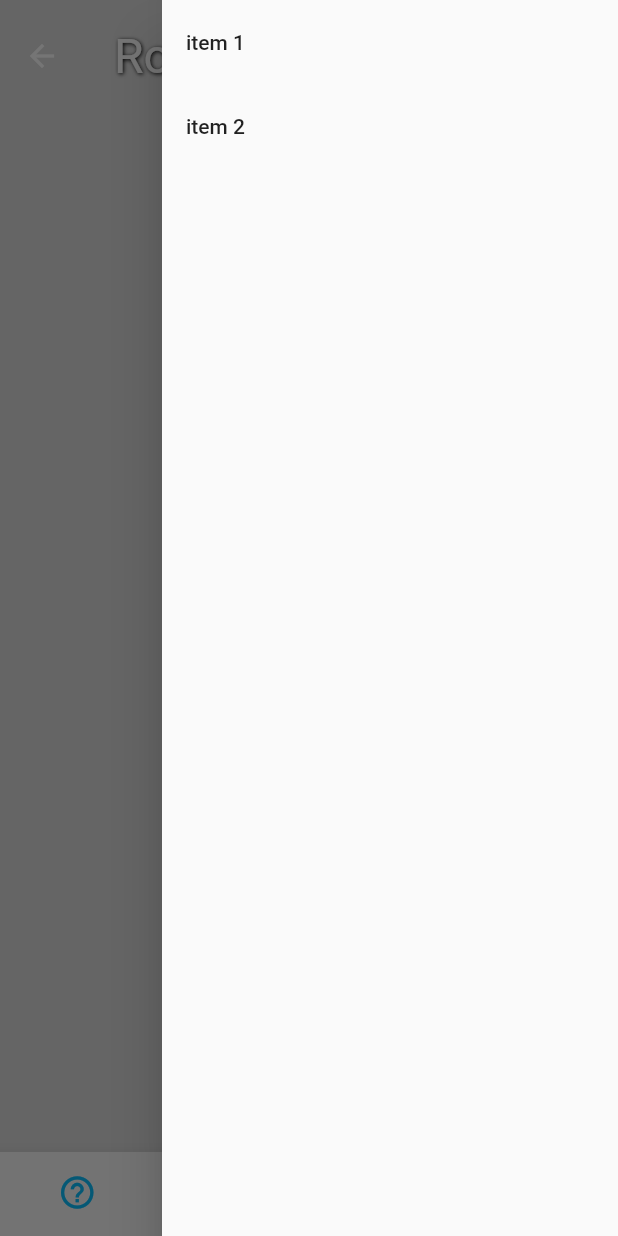
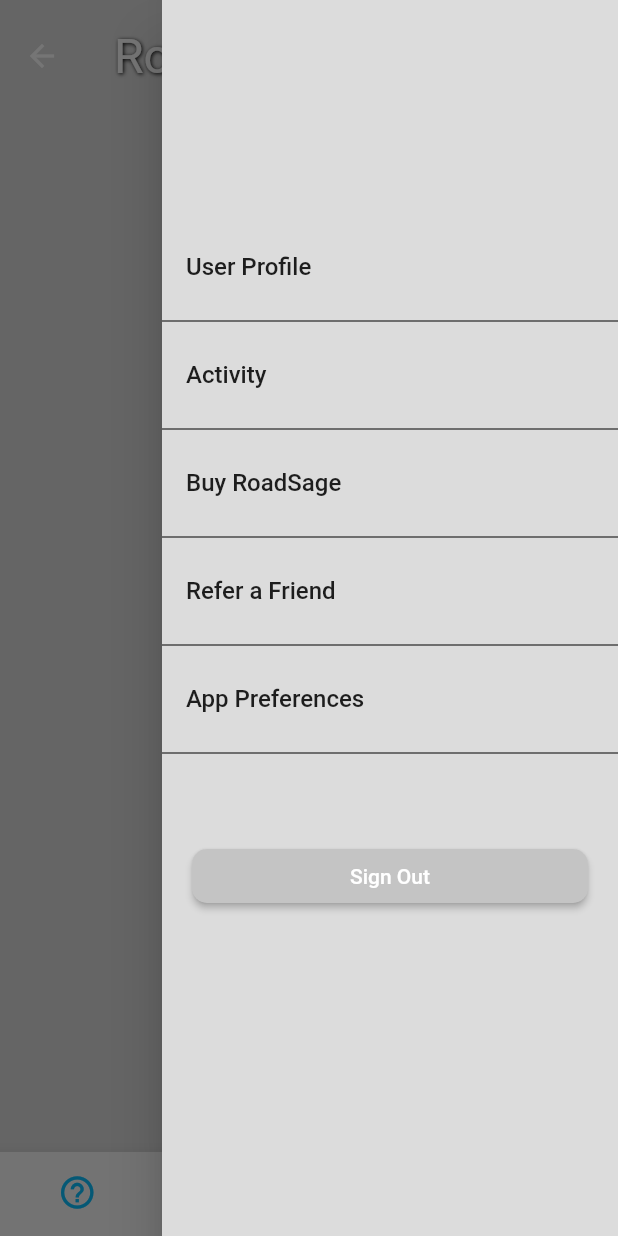
Before and after one commit to RoadSage/roadsage-app, a Flutter app: the MainScreen screen opened by its route, with the side drawer open, on a phone screen of 412 x 824 dp. Run offline on Flutter 3.47's test engine with Material 2 defaults, Android fonts, the phone set to English and light mode, and no system bars; our stand-ins replace flutter_signin_button, google_fonts, tuple.

Commit message:
Functional navigation drawer with required items
- Added all the required items for the nav drawer
- Styled the nav drawer accordingly
- Added a sign out button at the bottom of the nav drawer

Solves #22

Signed-off-by: Kajetan Puchalski <2457183P@student.gla.ac.uk>

```diff
--- a/lib/constants.dart
+++ b/lib/constants.dart
@@ -24,6 +24,13 @@ class Constants {
 // TODO: move some of the strings from Constants here
 class RoadSageStrings {
   static const String signInWithGoogle = 'Sign in with Google';
+
+  static const String userProfile = 'User Profile';
+  static const String activity = 'Activity';
+  static const String buyRoadSage = 'Buy RoadSage';
+  static const String referAFriend = 'Refer a Friend';
+  static const String appPreferences = 'App Preferences';
+  static const String signOut = 'Sign Out';
 }
 
 class RoadSageIcons {
@@ -33,4 +40,5 @@ class RoadSageIcons {
 class RoadSageColours {
   static const Color lightBlue = Color(0xFF0AC0FF);
   static const Color lightGrey = Color(0xFFDCDCDC);
+  static const Color grey = Color(0xFFC4C4C4);
 }
--- a/lib/main.dart
+++ b/lib/main.dart
@@ -1,5 +1,7 @@
 import 'package:flutter/material.dart';
 import 'package:google_fonts/google_fonts.dart';
+
+import 'package:tuple/tuple.dart';
 
 import 'login.dart';
 import 'constants.dart';
@@ -94,6 +96,24 @@ class _MainScreenState extends State<MainScreen> {
 
   @override
   Widget build(BuildContext context) {
+    final _drawerItems = [
+      Tuple2(RoadSageStrings.userProfile, () {
+        Navigator.pop(context);
+      }),
+      Tuple2(RoadSageStrings.activity, () {
+        Navigator.pop(context);
+      }),
+      Tuple2(RoadSageStrings.buyRoadSage, () {
+        Navigator.pop(context);
+      }),
+      Tuple2(RoadSageStrings.referAFriend, () {
+        Navigator.pop(context);
+      }),
+      Tuple2(RoadSageStrings.appPreferences, () {
+        Navigator.pop(context);
+      }),
+    ];
+
     return Scaffold(
       key: _key,
       appBar: AppBar(
@@ -161,21 +181,43 @@ class _MainScreenState extends State<MainScreen> {
         onTap: _onBottomNavItemTapped,
       ),
       endDrawer: Drawer(
-        child: ListView(
-          children: [
-            ListTile(
-              title: const Text('item 1'),
-              onTap: () {
-                Navigator.pop(context);
-              },
-            ),
-            ListTile(
-              title: const Text('item 2'),
-              onTap: () {
-                Navigator.pop(context);
-              },
-            ),
-          ],
+        backgroundColor: RoadSageColours.lightGrey,
+        child: ListView.builder(
+          padding: const EdgeInsets.only(top: 150),
+          itemCount: _drawerItems.length + 1,
+          itemBuilder: (context, index) {
+            if (index == _drawerItems.length) {
+              return Padding(
+                padding: const EdgeInsets.only(top: 50, left: 20, right: 20),
+                child: ElevatedButton(
+                  style: ButtonStyle(
+                      backgroundColor:
+                          MaterialStateProperty.all(RoadSageColours.grey),
+                      shape: MaterialStateProperty.all(RoundedRectangleBorder(
+                          borderRadius: BorderRadius.circular(10)))),
+                  child: const Text(
+                    RoadSageStrings.signOut,
+                    style: TextStyle(fontSize: 14),
+                  ),
+                  onPressed: () {},
+                ),
+              );
+            }
+
+            return Column(
+              children: [
+                ListTile(
+                    title: Text(
+                      _drawerItems[index].item1,
+                      style: const TextStyle(fontSize: 16),
+                    ),
+                    onTap: _drawerItems[index].item2),
+                const Divider(
+                  color: Colors.black,
+                ),
+              ],
+            );
+          },
         ),
       ),
     );
--- a/pubspec.yaml
+++ b/pubspec.yaml
@@ -36,6 +36,7 @@ dependencies:
   cupertino_icons: ^1.0.2
   google_fonts: ^2.1.0
   flutter_signin_button: ^2.0.0
+  tuple: ^2.0.0
 
 dev_dependencies:
   flutter_test:
```
Also changed, not shown: pubspec.lock.
